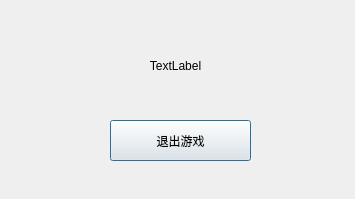
First picture: the form in sheep_and_sheep/gameover_menu.ui, repository Phoenix-PKU/PracticeofProgramming, before the edit.
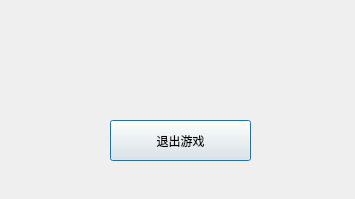
Second picture: the form after the edit.

Diff of the .ui file:
```diff
--- a/sheep_and_sheep/gameover_menu.ui
+++ b/sheep_and_sheep/gameover_menu.ui
@@ -26,22 +26,6 @@
     <string>退出游戏</string>
    </property>
   </widget>
-  <widget class="QLabel" name="label">
-   <property name="geometry">
-    <rect>
-     <x>90</x>
-     <y>50</y>
-     <width>171</width>
-     <height>31</height>
-    </rect>
-   </property>
-   <property name="text">
-    <string>TextLabel</string>
-   </property>
-   <property name="alignment">
-    <set>Qt::AlignCenter</set>
-   </property>
-  </widget>
  </widget>
  <resources/>
  <connections>
```
